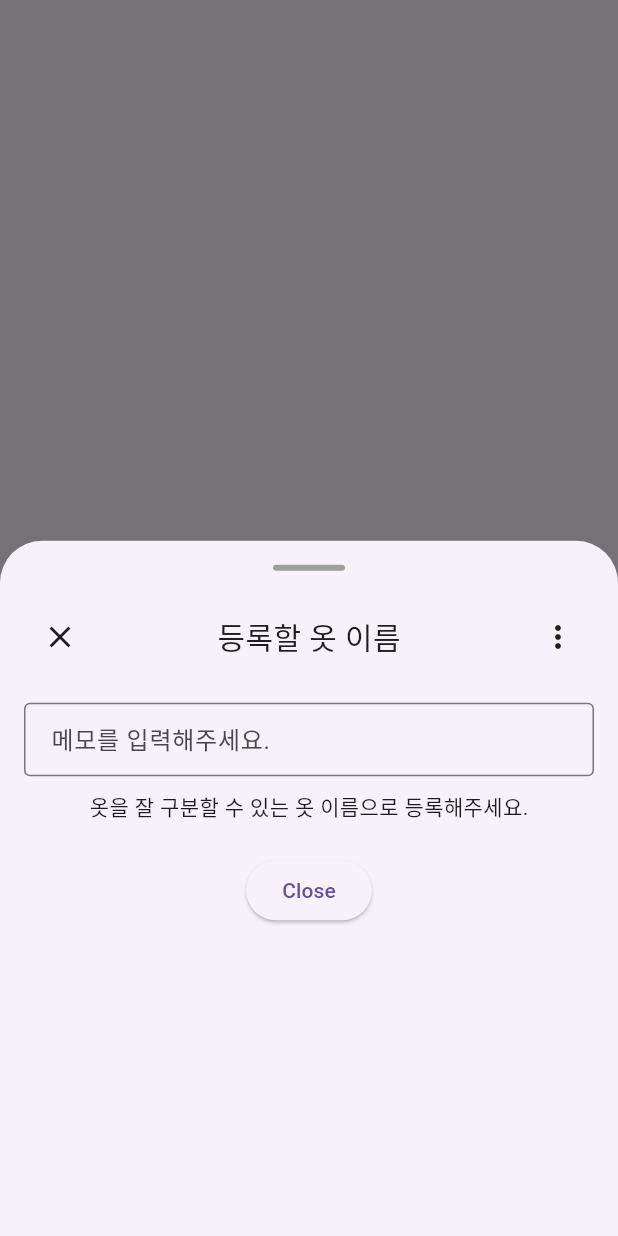
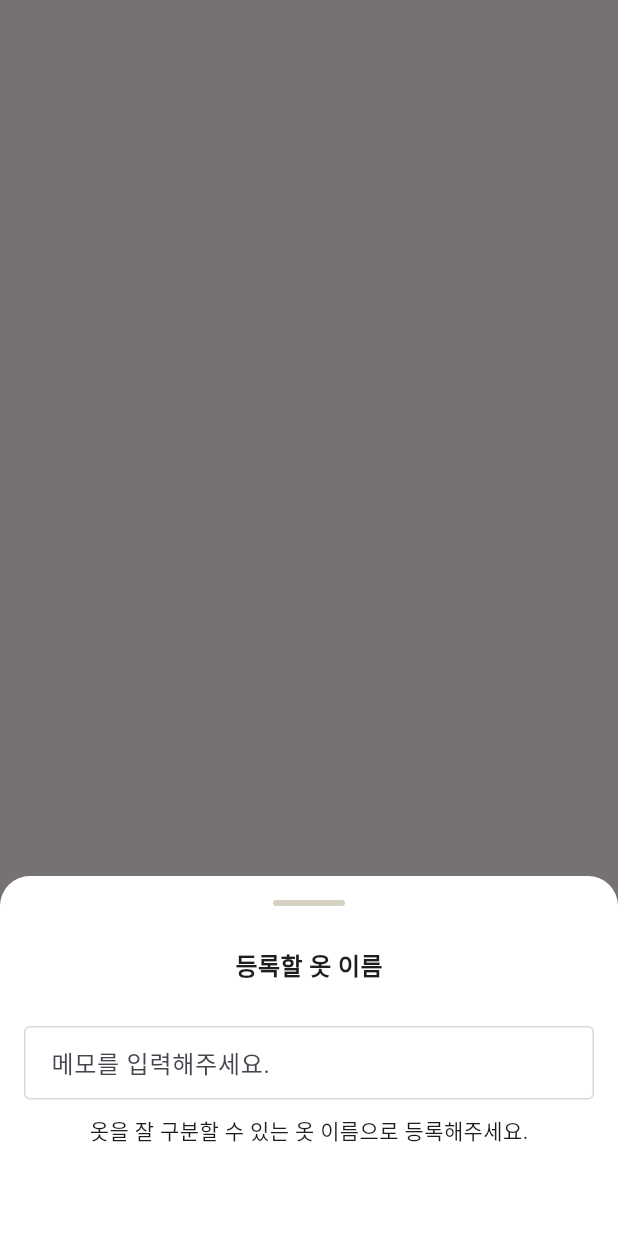
Before and after one commit to REFACTOR-GUNWOO/ttal_kkak, a Flutter app: the ShowAddClothesBottomSheet widget shown alone on an empty page, opened directly, on a phone screen of 412 x 824 dp. Run offline on Flutter 3.47's test engine with Material 3 defaults, Android fonts, the phone set to English and light mode, and no system bars; our stand-ins replace flutter_colorpicker, shared_preferences; accounts and stored records are empty; Roboto replaces fonts that are missing (Pretendard).

Commit message:
FEAT : '옷 등록 / 옷 이름 등록' 바텀시트 UI 추가

```diff
--- a/lib/add_clothes.dart
+++ b/lib/add_clothes.dart
@@ -14,11 +14,21 @@ class AddClothes extends StatelessWidget {
 }
 
 void ShowAddClothesBottomSheet(BuildContext context) {
+  final TextEditingController _controller = TextEditingController();
+
   showModalBottomSheet(
       context: context,
-      // isScrollControlled: true,
       builder: (BuildContext context) {
-        return Column(
+        return Container(
+          decoration: BoxDecoration(
+            color: Colors.white,
+            borderRadius: BorderRadius.only(
+              topLeft: Radius.circular(20.0), // 상단 왼쪽 라운드값
+              topRight: Radius.circular(20.0), // 상단 오른쪽 라운드값
+            ),
+          ),
+          height: 240, // 고정된 높이 설정
+          child: Column(
             mainAxisAlignment: MainAxisAlignment.start,
             children: <Widget>[
               BottomSheetHandle(),
@@ -26,11 +36,18 @@ void ShowAddClothesBottomSheet(BuildContext context) {
               Padding(
                 padding: const EdgeInsets.all(16.0),
                 child: Column(
+                  mainAxisAlignment: MainAxisAlignment.start,
                   children: [
                     TextField(
-                    decoration: InputDecoration(
+                      controller: _controller,
+                      decoration: const InputDecoration(
                         hintText: '메모를 입력해주세요.',
-                      border: OutlineInputBorder(),
+                        enabledBorder: OutlineInputBorder(
+                            borderSide:
+                                BorderSide(color: SystemColors.gray500)),
+                        focusedBorder: OutlineInputBorder(
+                            borderSide:
+                                BorderSide(color: SystemColors.gray500)),
                         contentPadding: EdgeInsets.symmetric(
                             vertical: 12.0, horizontal: 14.0),
                       ),
@@ -40,16 +57,11 @@ void ShowAddClothesBottomSheet(BuildContext context) {
                         textAlign: TextAlign.left,
                         style: BodyTextStyles.Regular14),
                     SizedBox(height: 20),
-                  ElevatedButton(
-                    onPressed: () {
-                      Navigator.pop(context);
-                    },
-                    child: Text('Close'),
-                  ),
                   ],
                 ),
               ),
             ],
+          ),
         );
       });
 }
@@ -60,27 +72,28 @@ class BottomSheetAppBar extends StatelessWidget {
   @override
   Widget build(BuildContext context) {
     return Container(
-        padding: EdgeInsets.symmetric(horizontal: 16.0),
-        height: 56.0, // 일반적인 앱바 높이
+        padding: const EdgeInsets.symmetric(horizontal: 16.0),
+        height: 48, // 일반적인 앱바 높이
         child: Row(
-          mainAxisAlignment: MainAxisAlignment.spaceBetween,
+          mainAxisAlignment: MainAxisAlignment.center,
           children: <Widget>[
-            IconButton(
-              icon: Icon(Icons.close, color: Color(0xff1e1e1e)),
-              onPressed: () {
-                Navigator.pop(context);
-              },
-            ),
+            // IconButton(
+            //   icon: const Icon(Icons.close, color: Color(0xff1e1e1e)),
+            //   onPressed: () {
+            //     Navigator.pop(context);
+            //   },
+            // ),
             Text(
               '등록할 옷 이름',
-              style: TextStyle(color: Color(0xff1e1e1e), fontSize: 20.0),
+              style:
+                  OneLineTextStyles.Bold16.copyWith(color: SystemColors.black),
             ),
-            IconButton(
-              icon: Icon(Icons.more_vert, color: Color(0xff1e1e1e)),
-              onPressed: () {
-                // 추가 기능
-              },
-            ),
+            // IconButton(
+            //   icon: const Icon(Icons.more_vert, color: Color(0xff1e1e1e)),
+            //   onPressed: () {
+            //     // 추가 기능
+            //   },
+            // ),
           ],
         ));
   }
@@ -98,7 +111,7 @@ class BottomSheetHandle extends StatelessWidget {
         width: 48,
         height: 4,
         decoration: BoxDecoration(
-          color: Colors.grey,
+          color: SignatureColors.begie600,
           borderRadius: BorderRadius.circular(10),
         ),
       ),
```
Lines whose indentation alone changed are shown as unchanged.
